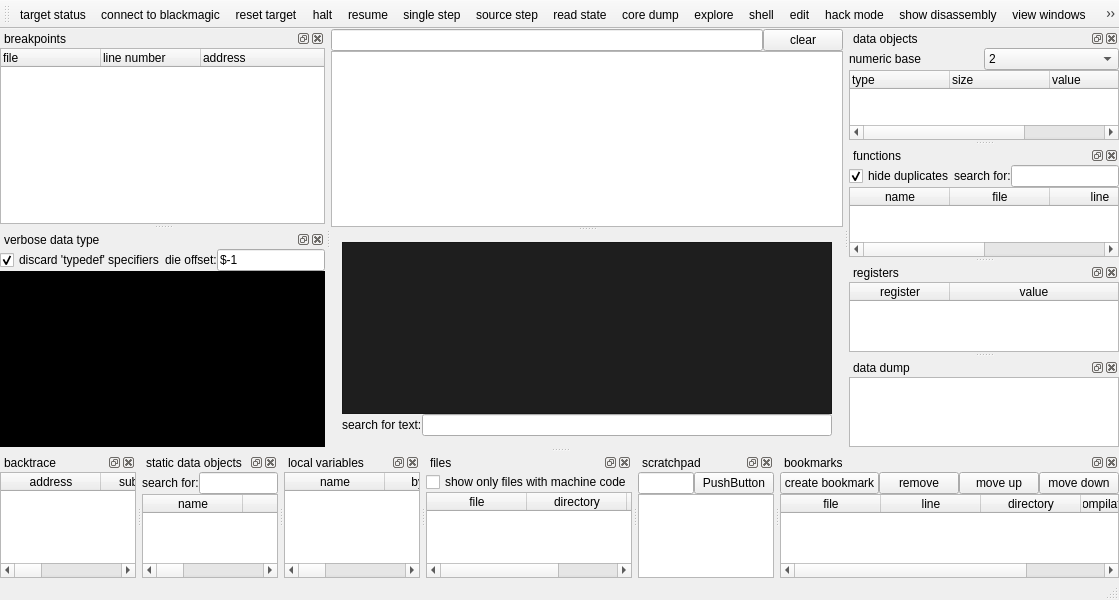
First picture: the form in mainwindow.ui, repository stoyan-shopov/troll, before the edit.
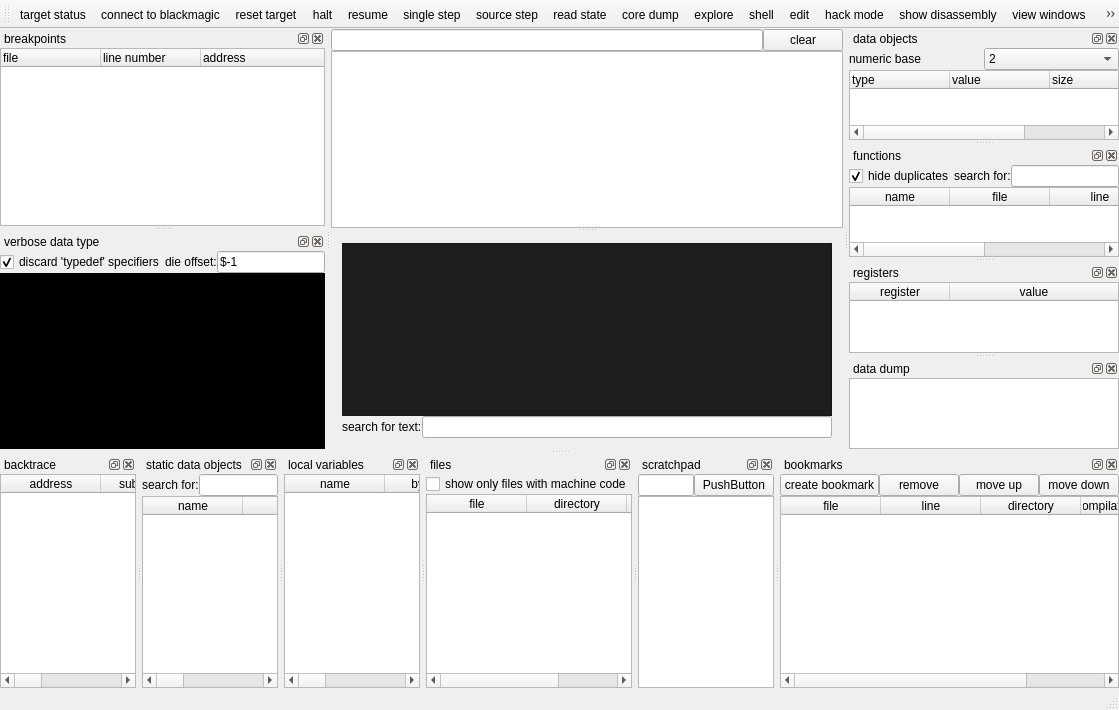
Second picture: the form after the edit.

Commit message: User interface tweaks, add some comments

Patch:
```diff
--- a/mainwindow.ui
+++ b/mainwindow.ui
@@ -7,7 +7,7 @@
     <x>0</x>
     <y>0</y>
     <width>1119</width>
-    <height>600</height>
+    <height>710</height>
    </rect>
   </property>
   <property name="windowTitle">
@@ -192,16 +192,16 @@
          <string notr="true">type</string>
         </property>
        </column>
-       <column>
-        <property name="text">
-         <string>size</string>
-        </property>
-       </column>
        <column>
         <property name="text">
          <string>value</string>
         </property>
        </column>
+       <column>
+        <property name="text">
+         <string>size</string>
+        </property>
+       </column>
        <column>
         <property name="text">
          <string>member location</string>
```
Left out of the diff: 2 changed lines with no effect on the pictures. The commit also changes 1 other file.
